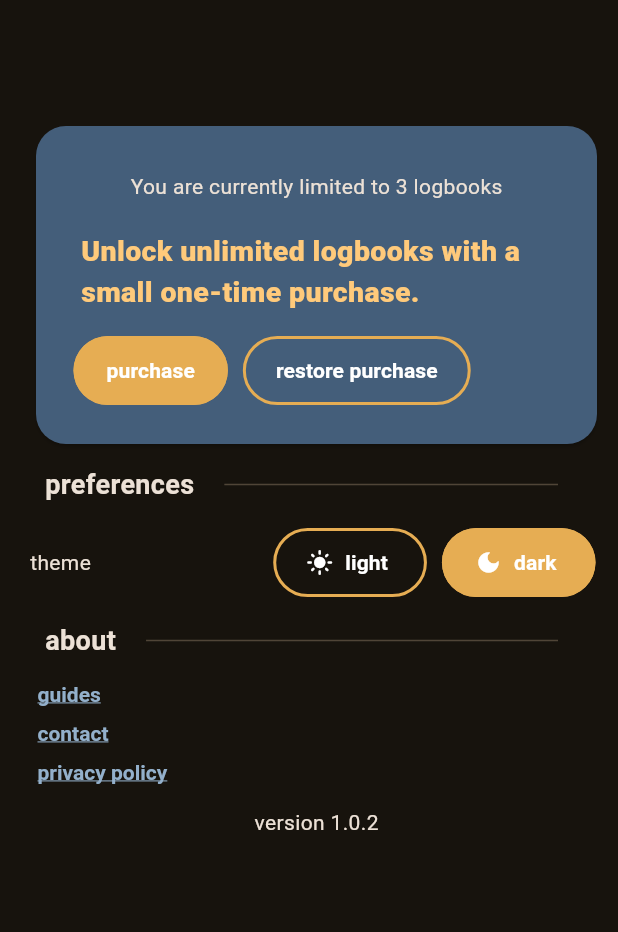
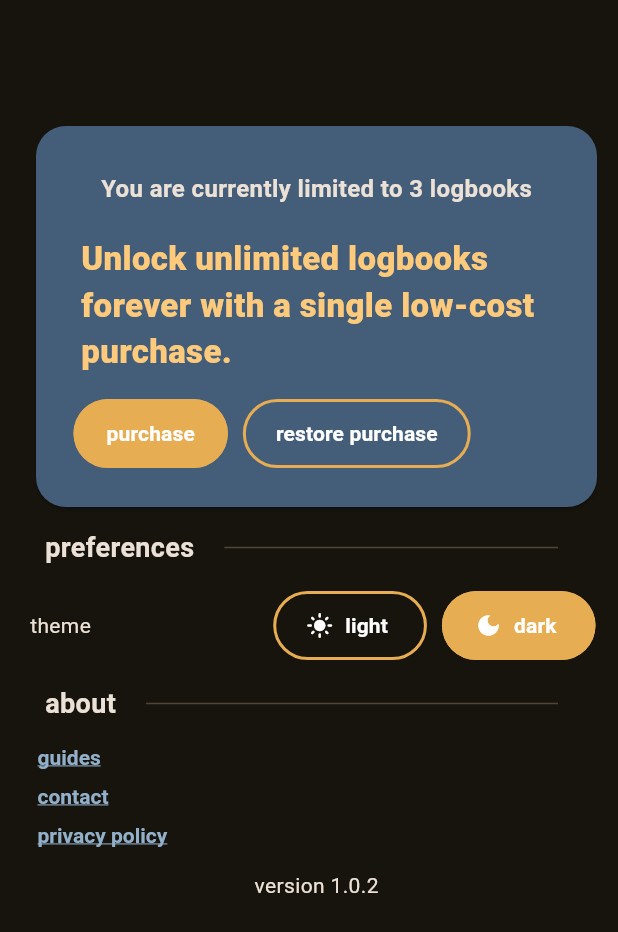
Before and after one commit to javiDev8/logbloc, a Flutter app: the SettingsScreen screen opened directly, on a phone screen of 412 x 824 dp. Shown: the top 932 px of the screen. Run offline on Flutter 3.47's test engine with Material 3 defaults, Android fonts, the phone set to English and light mode, and no system bars; our stand-ins replace fl_chart, fluentui_system_icons, flutter_colorpicker, flutter_local_notifications, flutter_localization, flutter_material_design_icons and 11 more; missing offline and left inert: record, restart_app, workmanager; accounts and stored records are empty; statements that could not run were skipped.

Commit message:
little improvs on buy dialog and buy box

```diff
--- a/lib/screens/settings/buy_app_box.dart
+++ b/lib/screens/settings/buy_app_box.dart
@@ -25,10 +25,10 @@ class BuyAppBox extends StatelessWidget {
           builder: (context, setState) => Column(
             children: [
               if (membershipApi.currentPlan == 'free') ...[
-                Txt('You are currently limited to 3 logbooks'),
+                Txt('You are currently limited to 3 logbooks', s: 16, w: 6),
                 Txt(
-                  'Unlock unlimited logbooks with a small one-time purchase.',
-                  s: 19,
+                  'Unlock unlimited logbooks forever with a single low-cost purchase.',
+                  s: 22,
                   w: 8,
                   color: Theme.of(context).colorScheme.primary,
                 ),
```
Also changed, not shown: lib/screens/models/models_screen.dart (+9 -4 lines).
